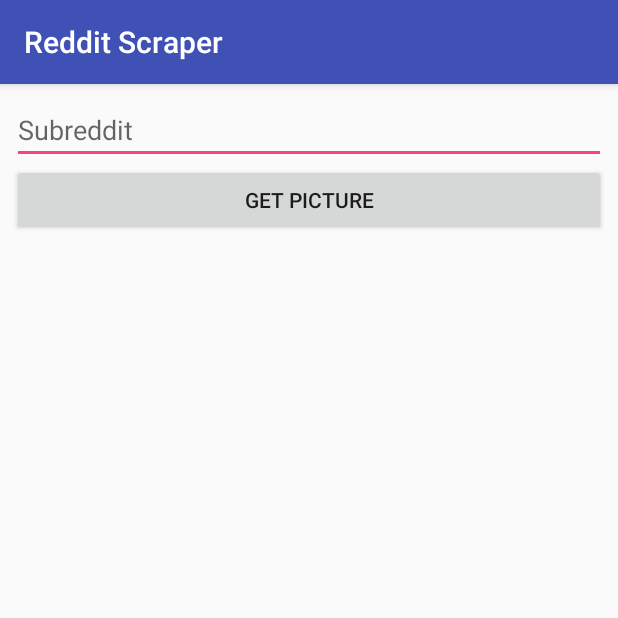
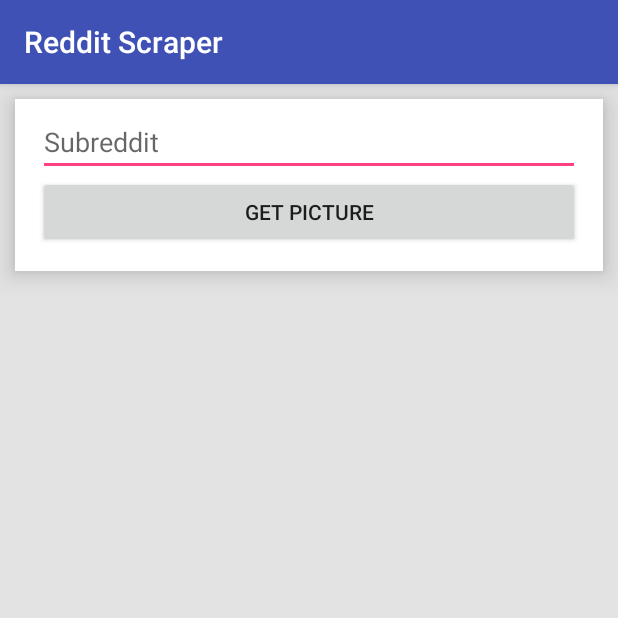
Before and after one commit to dan-wong/reddit-scraper, an Android app: the screen it shows after launch (MainActivity), on a phone screen of 412 x 824 dp, the top half of it. Run offline under Robolectric (Android 15) with nearby library versions, the phone set to English and light mode, and no system bars.

Commit message:
Made the sections look 'card-like'

```diff
--- a/app/build.gradle
+++ b/app/build.gradle
@@ -24,6 +24,7 @@ dependencies {
     implementation fileTree(dir: 'libs', include: ['*.jar'])
     implementation 'com.android.support:appcompat-v7:27.1.1'
     implementation 'com.android.support.constraint:constraint-layout:1.1.0'
+    implementation 'com.android.support:support-v4:27.1.1'
     testImplementation 'junit:junit:4.12'
     androidTestImplementation 'com.android.support.test:runner:1.0.1'
     androidTestImplementation 'com.android.support.test.espresso:espresso-core:3.0.1'
--- a/app/src/main/java/daniel/com/redditscraper/MainActivity.java
+++ b/app/src/main/java/daniel/com/redditscraper/MainActivity.java
@@ -8,6 +8,7 @@ import android.view.ViewGroup;
 import android.widget.ArrayAdapter;
 import android.widget.EditText;
 import android.widget.ImageView;
+import android.widget.LinearLayout;
 import android.widget.ListAdapter;
 import android.widget.ListView;
 import android.widget.ProgressBar;
@@ -35,6 +36,8 @@ public class MainActivity extends AppCompatActivity
     private TextView scoreTextView;
     private ListView commentsListView;
 
+    private LinearLayout imageLayout;
+
     private Database database;
 
     @Override
@@ -50,11 +53,11 @@ public class MainActivity extends AppCompatActivity
         progressBar = findViewById(R.id.progressBar);
         progressBar.setVisibility(View.INVISIBLE);
 
+        imageLayout = findViewById(R.id.imageLayout);
+        imageLayout.setVisibility(View.INVISIBLE);
+
         commentsListView = findViewById(R.id.commentsListView);
         setListViewHeightBasedOnChildren(commentsListView);
-
-        //Initially hide imageView component
-        imageView.setVisibility(View.INVISIBLE);
 
         database = Database.getInstance();
         database.addListener(this);
@@ -67,7 +70,7 @@ public class MainActivity extends AppCompatActivity
                     Toast.makeText(getApplicationContext(), "Subreddit cannot be empty!", Toast.LENGTH_SHORT).show();
                 } else {
                     progressBar.setVisibility(View.VISIBLE);
-                    imageView.setVisibility(View.INVISIBLE);
+                    imageLayout.setVisibility(View.VISIBLE);
                     clearTitleTextViews();
                     database.getImage(subreddit);
                 }
@@ -84,7 +87,7 @@ public class MainActivity extends AppCompatActivity
     @Override
     public void setImage(Bitmap image) {
         progressBar.setVisibility(View.INVISIBLE);
-        imageView.setVisibility(View.VISIBLE);
+        imageLayout.setVisibility(View.VISIBLE);
         imageView.setImageBitmap(image);
     }
 
--- a/app/src/main/res/layout/activity_main.xml
+++ b/app/src/main/res/layout/activity_main.xml
@@ -4,46 +4,34 @@
     xmlns:tools="http://schemas.android.com/tools"
     android:layout_width="match_parent"
     android:layout_height="match_parent"
+    android:background="@color/background"
     tools:context=".MainActivity">
 
-    <RelativeLayout
+    <ScrollView
         android:layout_width="match_parent"
-        android:layout_height="match_parent"
-        android:layout_marginBottom="8dp"
-        android:layout_marginEnd="8dp"
-        android:layout_marginLeft="8dp"
-        android:layout_marginRight="8dp"
-        android:layout_marginStart="8dp"
-        android:layout_marginTop="8dp"
-        app:layout_constraintBottom_toBottomOf="parent"
-        app:layout_constraintEnd_toEndOf="parent"
-        app:layout_constraintStart_toStartOf="parent"
-        app:layout_constraintTop_toTopOf="@+id/linearLayout">
-
-        <ProgressBar
-            android:id="@+id/progressBar"
-            style="?android:attr/progressBarStyle"
-            android:layout_width="match_parent"
-            android:layout_height="wrap_content"
-            android:layout_alignParentTop="true"
-            android:layout_marginTop="158dp" />
-    </RelativeLayout>
+        android:layout_height="match_parent">
 
         <LinearLayout
             android:id="@+id/linearLayout"
             android:layout_width="match_parent"
-        android:layout_height="0dp"
-        android:layout_marginBottom="8dp"
-        android:layout_marginEnd="8dp"
-        android:layout_marginLeft="8dp"
-        android:layout_marginRight="8dp"
-        android:layout_marginStart="8dp"
-        android:layout_marginTop="8dp"
+            android:layout_height="wrap_content"
             android:orientation="vertical"
             app:layout_constraintBottom_toBottomOf="parent"
             app:layout_constraintEnd_toEndOf="parent"
             app:layout_constraintStart_toStartOf="parent"
             app:layout_constraintTop_toTopOf="parent">
+
+            <LinearLayout
+                android:layout_width="match_parent"
+                android:layout_height="match_parent"
+                android:layout_margin="10dp"
+                android:background="@android:color/white"
+                android:elevation="10dp"
+                android:orientation="vertical"
+                android:paddingBottom="15dp"
+                android:paddingLeft="15dp"
+                android:paddingRight="15dp"
+                android:paddingTop="6dp">
 
                 <EditText
                     android:id="@+id/subredditEditText"
@@ -59,19 +47,22 @@
                     android:layout_height="wrap_content"
                     android:text="@string/get_picture" />
 
-        <ScrollView
+            </LinearLayout>
+
+            <LinearLayout
+                android:id="@+id/imageLayout"
                 android:layout_width="match_parent"
                 android:layout_height="match_parent"
-            android:padding="5dp">
-
-            <LinearLayout
-                android:layout_width="match_parent"
-                android:layout_height="wrap_content"
-                android:orientation="vertical">
+                android:layout_margin="10dp"
+                android:background="@color/white"
+                android:elevation="5dp"
+                android:orientation="vertical"
+                android:padding="16dp">
 
                 <RelativeLayout
                     android:layout_width="match_parent"
-                    android:layout_height="wrap_content">
+                    android:layout_height="match_parent"
+                    android:layout_marginBottom="10dp">
 
                     <TextView
                         android:id="@+id/titleTextView"
@@ -101,21 +92,44 @@
                 <ImageView
                     android:id="@+id/imageView"
                     android:layout_width="match_parent"
-                    android:layout_height="wrap_content"
+                    android:layout_height="match_parent"
+                    android:layout_marginBottom="10dp"
                     android:adjustViewBounds="true"
                     android:contentDescription="@string/imageview"
                     android:paddingTop="10dp"
                     android:scaleType="fitCenter"
-                    app:srcCompat="@mipmap/ic_launcher" />
+                    app:srcCompat="@color/background" />
 
                 <ListView
+                    android:id="@+id/commentsListView"
                     android:layout_width="match_parent"
-                    android:layout_height="wrap_content"
-                    android:id="@+id/commentsListView"/>
+                    android:layout_height="match_parent" />
+
+            </LinearLayout>
 
         </LinearLayout>
     </ScrollView>
 
-    </LinearLayout>
+    <RelativeLayout
+        android:layout_width="match_parent"
+        android:layout_height="match_parent"
+        android:layout_marginBottom="8dp"
+        android:layout_marginEnd="8dp"
+        android:layout_marginLeft="8dp"
+        android:layout_marginRight="8dp"
+        android:layout_marginStart="8dp"
+        android:layout_marginTop="8dp"
+        app:layout_constraintBottom_toBottomOf="parent"
+        app:layout_constraintEnd_toEndOf="parent"
+        app:layout_constraintStart_toStartOf="parent"
+        app:layout_constraintTop_toTopOf="@+id/linearLayout">
+
+        <ProgressBar
+            android:id="@+id/progressBar"
+            style="?android:attr/progressBarStyle"
+            android:layout_width="match_parent"
+            android:layout_height="wrap_content"
+            android:layout_centerVertical="true" />
+    </RelativeLayout>
 
 </android.support.constraint.ConstraintLayout>
--- a/app/src/main/res/values/colors.xml
+++ b/app/src/main/res/values/colors.xml
@@ -3,4 +3,7 @@
     <color name="colorPrimary">#3F51B5</color>
     <color name="colorPrimaryDark">#303F9F</color>
     <color name="colorAccent">#FF4081</color>
+
+    <color name="background">#e3e3e3</color>
+    <color name="white">#ffffff</color>
 </resources>
```
Lines whose indentation alone changed are shown as unchanged.
